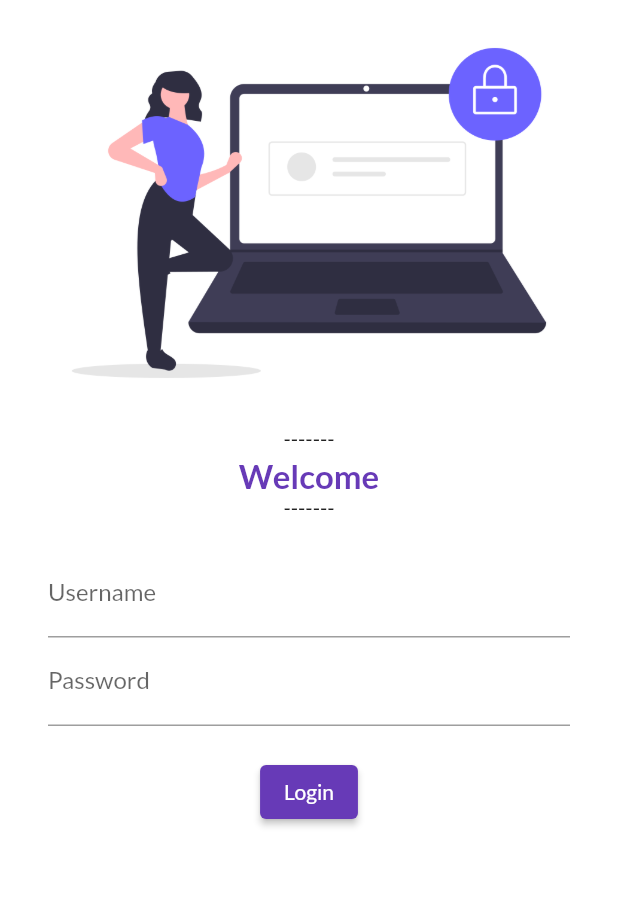
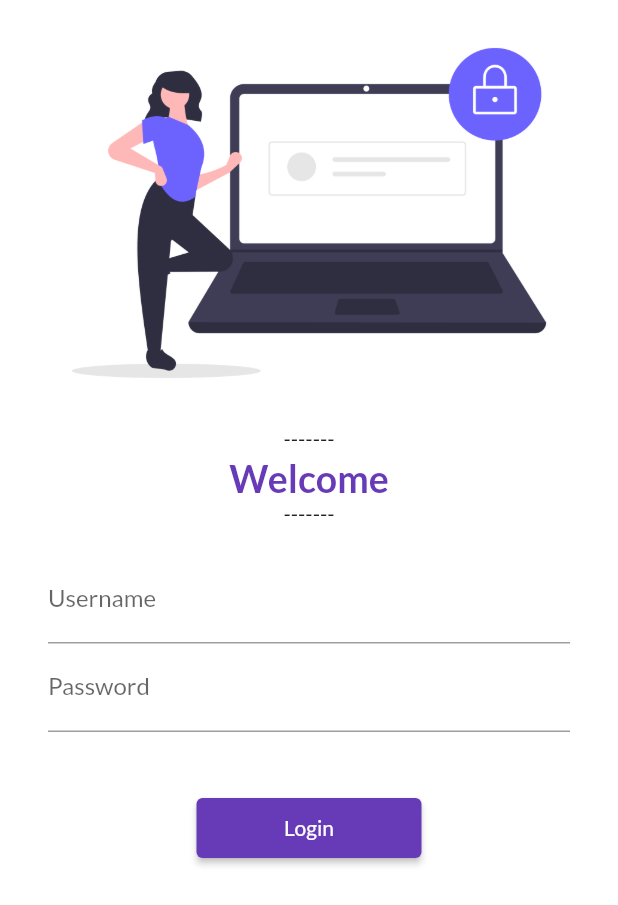
Before and after one commit to kaushik-762/Catalog-App, a Flutter app: the screen it shows after launch, on a phone screen of 412 x 824 dp. Shown: the top 905 px of the screen. Run offline on Flutter 3.47's test engine with Material 2 defaults, Android fonts, the phone set to English and light mode, and no system bars; our stand-ins replace google_fonts.

Commit message:
Day8 Completed

```diff
--- a/lib/main.dart
+++ b/lib/main.dart
@@ -1,5 +1,6 @@
 import 'package:flutter/material.dart';
 import 'package:flutter_app1/pages/login_page.dart';
+import 'package:flutter_app1/utils/routes.dart';
 import 'package:google_fonts/google_fonts.dart';
 import 'package:google_fonts/google_fonts.dart';
 
@@ -20,6 +21,7 @@ class MyApp extends StatelessWidget {
   //{}- optional parameters
   Widget build(BuildContext context) {
     return MaterialApp(
+      //debugShowCheckedModeBanner: false,
       themeMode: ThemeMode.light,
 
       theme: ThemeData(
@@ -34,8 +36,8 @@ class MyApp extends StatelessWidget {
       initialRoute: "/Login",
       routes: {
         "/": (context) => LoginPage(),
-        "/Home": (context) => HomePage(),
-        "/Login": (Context) => LoginPage(),
+        MyRoutes.homeRoute: (context) => HomePage(),
+        MyRoutes.loginRoute: (Context) => LoginPage(),
       },
     );
   }
--- a/lib/pages/login_page.dart
+++ b/lib/pages/login_page.dart
@@ -1,5 +1,6 @@
 import 'package:flutter/material.dart';
 import 'package:flutter_app1/pages/home_page.dart';
+import 'package:flutter_app1/utils/routes.dart';
 
 
 class LoginPage extends StatelessWidget {
@@ -11,6 +12,9 @@ LoginPage({Key? key}) : super(key: key);
 
     return Material(
       color: Colors.white,
+
+      //"SingleChildScrollView"-- Enabling Scroll Option of the page in case of overflow
+      child: SingleChildScrollView(
         child: Column(
           children:[
             Image.asset("assets/images/login1.png",
@@ -25,7 +29,7 @@ LoginPage({Key? key}) : super(key: key);
 
             Text("Welcome",
               style:TextStyle(
-              fontSize: 22,
+                fontSize: 25,
                 fontWeight: FontWeight.bold,
                 color: Colors.deepPurple,
               ),
@@ -61,7 +65,7 @@ LoginPage({Key? key}) : super(key: key);
                 ),
 
                 SizedBox(
-                height: 20.0,
+                  height: 40.0,
                 ),
 
 
@@ -69,7 +73,12 @@ LoginPage({Key? key}) : super(key: key);
 
                ElevatedButton(
                 child: Text("Login"),
-              onPressed: () {print("Hi Kaushik");},
+                onPressed: () {
+                    Navigator.pushNamed(context, MyRoutes.homeRoute)
+                  ;},
+                style: TextButton.styleFrom(
+                  minimumSize: Size(150,40),
+                ),
                )
 
            ],
@@ -79,6 +88,7 @@ LoginPage({Key? key}) : super(key: key);
 
           ],
         ),
+      ),
     );
 
   }
--- /dev/null
+++ b/lib/utils/routes.dart
@@ -0,0 +1,5 @@
+class MyRoutes{
+  static String loginRoute= "/Login";
+  static String homeRoute= "/Home";
+
+}
```
Lines whose indentation alone changed are shown as unchanged.
